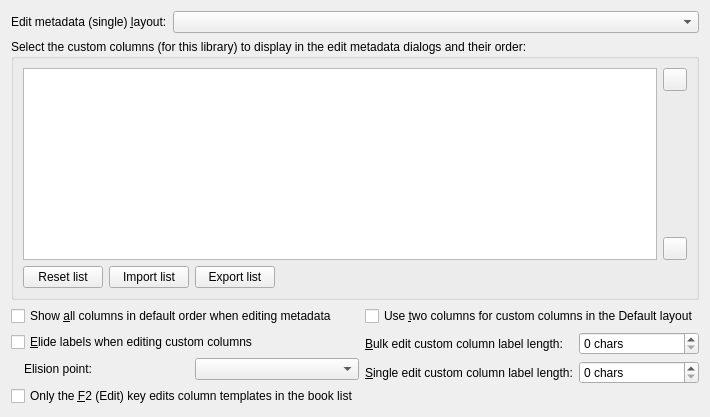
Old version of the form src/calibre/gui2/preferences/look_feel_tabs/edit_metadata.ui in the repository debian-calibre/calibre.
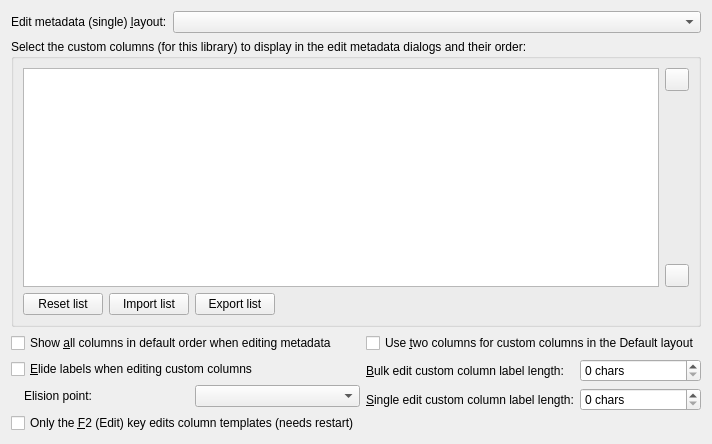
New version of the form. Icons and pictures are not drawn. Custom widgets are drawn as their Qt base class.

Patch:
```diff
--- a/src/calibre/gui2/preferences/look_feel_tabs/edit_metadata.ui
+++ b/src/calibre/gui2/preferences/look_feel_tabs/edit_metadata.ui
@@ -2,13 +2,14 @@
 <ui version="4.0">
  <class>Form</class>
  <widget class="QWidget" name="edit_metadata_tab">
-  <attribute name="icon">
-  <iconset resource="../../../../../resources/images.qrc">
-    <normaloff>:/images/edit_input.png</normaloff>:/images/edit_input.png</iconset>
-  </attribute>
-  <attribute name="title">
-   <string>Edit &amp;metadata</string>
-  </attribute>
+  <property name="geometry">
+   <rect>
+    <x>0</x>
+    <y>0</y>
+    <width>712</width>
+    <height>444</height>
+   </rect>
+  </property>
   <layout class="QVBoxLayout" name="vbox_layout_61">
    <item>
     <layout class="QFormLayout">
@@ -200,7 +201,7 @@
 columns&quot;. Editing with mouse clicks and the Tab key will be disabled.&lt;/p&gt;</string>
          </property>
          <property name="text">
-          <string>Only the &amp;F2 (Edit) key edits column templates in the book list</string>
+          <string>Only the &amp;F2 (Edit) key edits column templates (needs restart)</string>
          </property>
         </widget>
        </item>
```
Left out of the diff: 1 changed line with no effect on the pictures. Lines whose indentation alone changed are shown as unchanged.
